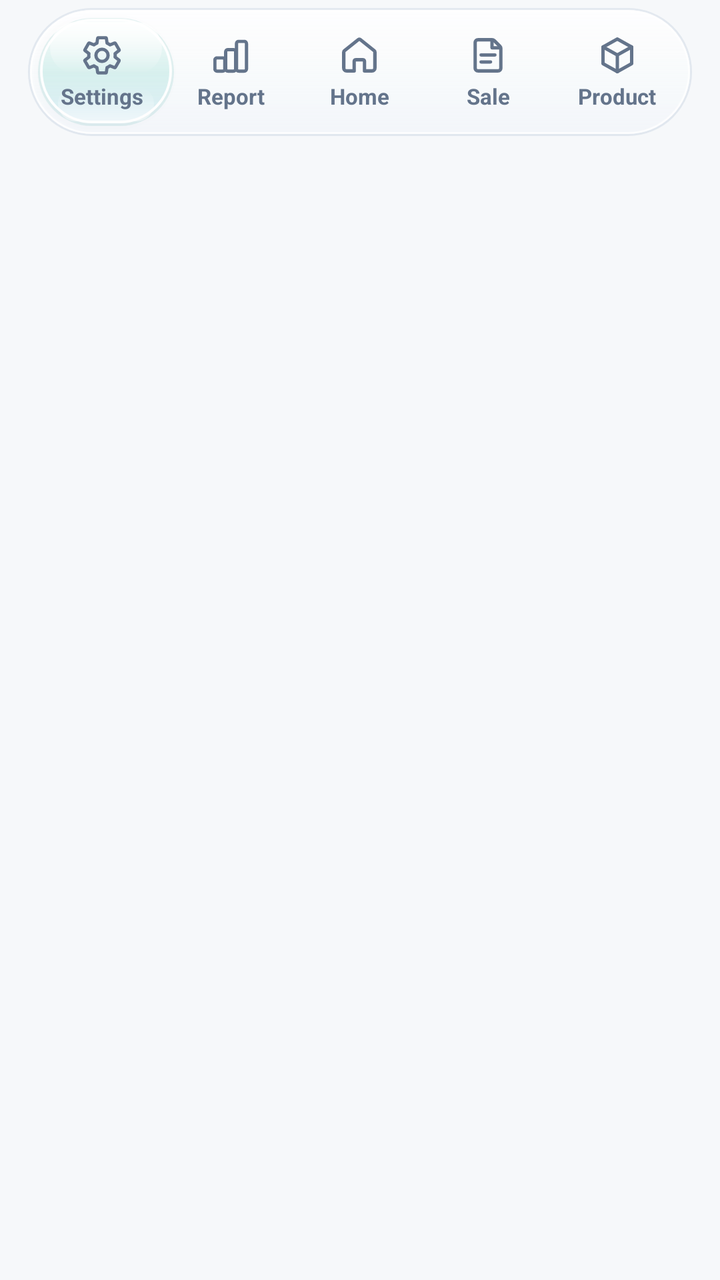
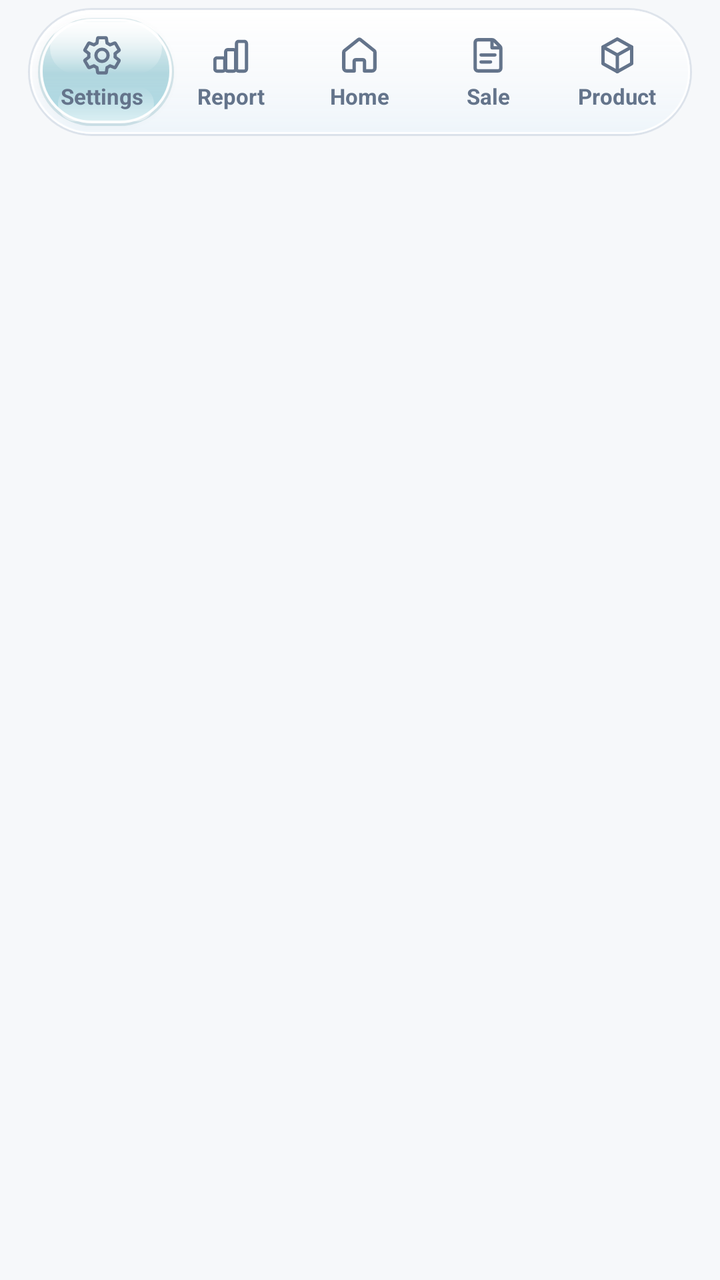

Two renders of the same Android screen: before a commit and after it. Below are the layout's source before the change and the commit's diff.
<!-- AndroidManifest.xml: application theme Theme.InFlowPremium -->
<!-- res/layout/view_bottom_nav.xml -->
<?xml version="1.0" encoding="utf-8"?>
<FrameLayout xmlns:android="http://schemas.android.com/apk/res/android"
    xmlns:app="http://schemas.android.com/apk/res-auto"
    android:layout_width="match_parent"
    android:layout_height="wrap_content"
    android:layout_gravity="bottom"
    android:background="@android:color/transparent"
    android:clipChildren="false"
    android:clipToPadding="false"
    android:paddingHorizontal="14dp"
    android:paddingTop="4dp"
    android:paddingBottom="12dp">

    
    <FrameLayout
        android:id="@+id/navCapsulePill"
        android:layout_width="match_parent"
        android:layout_height="64dp"
        android:layout_gravity="center_horizontal"
        android:background="@drawable/bg_nav_capsule"
        android:clipChildren="false"
        android:clipToPadding="false"
        android:elevation="12dp"
        android:padding="5dp">

        
        <View
            android:id="@+id/navGlassPill"
            android:layout_width="68dp"
            android:layout_height="match_parent"
            android:layout_gravity="start|center_vertical"
            android:background="@drawable/bg_nav_liquid_glass"
            android:elevation="2dp" />

        <LinearLayout
            android:id="@+id/navTabsRow"
            android:layout_width="match_parent"
            android:layout_height="match_parent"
            android:baselineAligned="false"
            android:elevation="4dp"
            android:gravity="center_vertical"
            android:orientation="horizontal">

            
            <LinearLayout
                android:id="@+id/navTabSettings"
                android:layout_width="0dp"
                android:layout_height="match_parent"
                android:layout_weight="1"
                android:clickable="true"
                android:focusable="true"
                android:gravity="center"
                android:orientation="vertical">

                <ImageView
                    android:id="@+id/ivNavSettings"
                    android:layout_width="22dp"
                    android:layout_height="22dp"
                    android:contentDescription="Settings"
                    android:src="@drawable/ic_nav_settings_outline"
                    app:tint="@color/nav_inactive_tint" />

                <TextView
                    android:id="@+id/tvNavSettings"
                    android:layout_width="wrap_content"
                    android:layout_height="wrap_content"
                    android:layout_marginTop="2dp"
                    android:text="Settings"
                    android:textColor="@color/nav_inactive_tint"
                    android:textSize="11sp"
                    android:textStyle="bold" />
            </LinearLayout>

            
            <LinearLayout
                android:id="@+id/navTabReport"
                android:layout_width="0dp"
                android:layout_height="match_parent"
                android:layout_weight="1"
                android:clickable="true"
                android:focusable="true"
                android:gravity="center"
                android:orientation="vertical">

                <ImageView
                    android:id="@+id/ivNavReport"
                    android:layout_width="22dp"
                    android:layout_height="22dp"
                    android:contentDescription="Report"
                    android:src="@drawable/ic_nav_report_outline"
                    app:tint="@color/nav_inactive_tint" />

                <TextView
                    android:id="@+id/tvNavReport"
                    android:layout_width="wrap_content"
                    android:layout_height="wrap_content"
                    android:layout_marginTop="2dp"
                    android:text="Report"
                    android:textColor="@color/nav_inactive_tint"
                    android:textSize="11sp"
                    android:textStyle="bold" />
            </LinearLayout>

            
            <LinearLayout
                android:id="@+id/navTabHome"
                android:layout_width="0dp"
                android:layout_height="match_parent"
                android:layout_weight="1"
                android:clickable="true"
                android:focusable="true"
                android:gravity="center"
                android:orientation="vertical">

                <ImageView
                    android:id="@+id/ivNavHome"
                    android:layout_width="22dp"
                    android:layout_height="22dp"
                    android:contentDescription="Home"
                    android:src="@drawable/ic_nav_home_outline"
                    app:tint="@color/nav_inactive_tint" />

                <TextView
                    android:id="@+id/tvNavHome"
                    android:layout_width="wrap_content"
                    android:layout_height="wrap_content"
                    android:layout_marginTop="2dp"
                    android:text="Home"
                    android:textColor="@color/nav_inactive_tint"
                    android:textSize="11sp"
                    android:textStyle="bold" />
            </LinearLayout>

            
            <LinearLayout
                android:id="@+id/navTabSo"
                android:layout_width="0dp"
                android:layout_height="match_parent"
                android:layout_weight="1"
                android:clickable="true"
                android:focusable="true"
                android:gravity="center"
                android:orientation="vertical">

                <ImageView
                    android:id="@+id/ivNavSo"
                    android:layout_width="22dp"
                    android:layout_height="22dp"
                    android:contentDescription="Sales Orders"
                    android:src="@drawable/ic_nav_so_outline"
                    app:tint="@color/nav_inactive_tint" />

                <TextView
                    android:id="@+id/tvNavSo"
                    android:layout_width="wrap_content"
                    android:layout_height="wrap_content"
                    android:layout_marginTop="2dp"
                    android:text="Sale"
                    android:textColor="@color/nav_inactive_tint"
                    android:textSize="11sp"
                    android:textStyle="bold" />
            </LinearLayout>

            
            <LinearLayout
                android:id="@+id/navTabProduct"
                android:layout_width="0dp"
                android:layout_height="match_parent"
                android:layout_weight="1"
                android:clickable="true"
                android:focusable="true"
                android:gravity="center"
                android:orientation="vertical">

                <ImageView
                    android:id="@+id/ivNavProduct"
                    android:layout_width="22dp"
                    android:layout_height="22dp"
                    android:contentDescription="Product"
                    android:src="@drawable/ic_nav_product_outline"
                    app:tint="@color/nav_inactive_tint" />

                <TextView
                    android:id="@+id/tvNavProduct"
                    android:layout_width="wrap_content"
                    android:layout_height="wrap_content"
                    android:layout_marginTop="2dp"
                    android:text="Product"
                    android:textColor="@color/nav_inactive_tint"
                    android:textSize="11sp"
                    android:textStyle="bold" />
            </LinearLayout>

        </LinearLayout>
    </FrameLayout>
</FrameLayout>
<!-- resources referenced by this layout -->
<resources>
  <!-- drawable bg_nav_capsule (drawable) -->
  <?xml version="1.0" encoding="utf-8"?>
  <layer-list xmlns:android="http://schemas.android.com/apk/res/android">
      
      <item>
          <shape android:shape="rectangle">
              <gradient
                  android:angle="270"
                  android:endColor="#B8F1F5F9"
                  android:startColor="#D8FFFFFF" />
              <stroke
                  android:width="1dp"
                  android:color="#78CBD5E1" />
              <corners android:radius="999dp" />
          </shape>
      </item>
      
      <item
          android:bottom="1dp"
          android:left="1dp"
          android:right="1dp"
          android:top="1dp">
          <shape android:shape="rectangle">
              <solid android:color="@android:color/transparent" />
              <stroke
                  android:width="1dp"
                  android:color="#CCFFFFFF" />
              <corners android:radius="999dp" />
          </shape>
      </item>
  </layer-list>
  <!-- drawable bg_nav_liquid_glass (drawable) -->
  <?xml version="1.0" encoding="utf-8"?>
  <layer-list xmlns:android="http://schemas.android.com/apk/res/android">
      
      <item>
          <shape android:shape="rectangle">
              <solid android:color="#1A0D9488" />
              <corners android:radius="999dp" />
          </shape>
      </item>
      
      <item
          android:bottom="1.5dp"
          android:left="1dp"
          android:right="1dp"
          android:top="0.5dp">
          <shape android:shape="rectangle">
              <gradient
                  android:angle="270"
                  android:centerColor="#46CCFBF1"
                  android:centerY="0.52"
                  android:endColor="#88E0F2FE"
                  android:startColor="#B8FFFFFF" />
              <stroke
                  android:width="1.2dp"
                  android:color="#F0FFFFFF" />
              <corners android:radius="999dp" />
          </shape>
      </item>
      
      <item
          android:bottom="26dp"
          android:left="6dp"
          android:right="6dp"
          android:top="2dp">
          <shape android:shape="rectangle">
              <gradient
                  android:angle="270"
                  android:endColor="#00FFFFFF"
                  android:startColor="#DDFFFFFF" />
              <corners android:radius="999dp" />
          </shape>
      </item>
      
      <item
          android:bottom="2.5dp"
          android:left="10dp"
          android:right="10dp"
          android:top="34dp">
          <shape android:shape="rectangle">
              <gradient
                  android:angle="270"
                  android:endColor="#80FFFFFF"
                  android:startColor="#00FFFFFF" />
              <corners android:radius="999dp" />
          </shape>
      </item>
  </layer-list>
  <style name="ThemeOverlay.InFlow.LiquidGlassDialog" parent="ThemeOverlay.Material3.MaterialAlertDialog">
          <item name="colorSurface">@color/glass_dialog_bg</item>
          <item name="colorSurfaceContainerHigh">@color/glass_dialog_bg</item>
          <item name="colorOnSurface">@color/text_primary</item>
          <item name="colorOnSurfaceVariant">@color/text_secondary</item>
          <item name="colorPrimary">@color/primary</item>
          <item name="shapeAppearanceOverlay">@style/ShapeAppearance.InFlow.LiquidGlassDialog</item>
          <item name="materialAlertDialogTitleTextStyle">@style/TextAppearance.InFlow.DialogTitle</item>
          <item name="materialAlertDialogBodyTextStyle">@style/TextAppearance.InFlow.DialogBody</item>
          <item name="buttonBarPositiveButtonStyle">@style/Widget.InFlow.DialogPositiveButton</item>
          <item name="buttonBarNegativeButtonStyle">@style/Widget.InFlow.DialogNegativeButton</item>
          <item name="buttonBarNeutralButtonStyle">@style/Widget.InFlow.DialogNeutralButton</item>
          <item name="android:backgroundDimEnabled">true</item>
          <item name="android:backgroundDimAmount">0.28</item>
          <item name="android:windowBlurBehindEnabled" tools:targetApi="s">true</item>
          <item name="android:windowBlurBehindRadius" tools:targetApi="s">22dp</item>
          <item name="android:windowBackgroundBlurRadius" tools:targetApi="s">28dp</item>
      </style>
  <!-- unchanged entries left out for length: 27 -->
</resources>

<!-- the commit's change to res/layout/view_bottom_nav.xml (unified diff, before → after) -->
@@ -20,26 +20,41 @@
         android:background="@drawable/bg_nav_capsule"
         android:clipChildren="false"
         android:clipToPadding="false"
-        android:elevation="12dp"
-        android:padding="5dp">
+        android:elevation="12dp">
 
         
         <View
-            android:id="@+id/navGlassPill"
-            android:layout_width="68dp"
-            android:layout_height="match_parent"
-            android:layout_gravity="start|center_vertical"
-            android:background="@drawable/bg_nav_liquid_glass"
-            android:elevation="2dp" />
-
-        <LinearLayout
-            android:id="@+id/navTabsRow"
+            android:id="@+id/navBlurBackdrop"
             android:layout_width="match_parent"
             android:layout_height="match_parent"
-            android:baselineAligned="false"
-            android:elevation="4dp"
-            android:gravity="center_vertical"
-            android:orientation="horizontal">
+            android:layout_margin="1dp"
+            android:clickable="false"
+            android:focusable="false" />
+
+        <FrameLayout
+            android:layout_width="match_parent"
+            android:layout_height="match_parent"
+            android:clipChildren="false"
+            android:clipToPadding="false"
+            android:padding="5dp">
+
+            
+            <View
+                android:id="@+id/navGlassPill"
+                android:layout_width="68dp"
+                android:layout_height="match_parent"
+                android:layout_gravity="start|center_vertical"
+                android:background="@drawable/bg_nav_liquid_glass"
+                android:elevation="2dp" />
+
+            <LinearLayout
+                android:id="@+id/navTabsRow"
+                android:layout_width="match_parent"
+                android:layout_height="match_parent"
+                android:baselineAligned="false"
+                android:elevation="4dp"
+                android:gravity="center_vertical"
+                android:orientation="horizontal">
 
             
             <LinearLayout
@@ -191,6 +206,7 @@
                     android:textStyle="bold" />
             </LinearLayout>
 
-        </LinearLayout>
+            </LinearLayout>
+        </FrameLayout>
     </FrameLayout>
 </FrameLayout>
<!-- resource entries referenced after the edit -->
@@ -8,11 +8,12 @@
           <shape android:shape="rectangle">
               <gradient
                   android:angle="270"
-                  android:endColor="#B8F1F5F9"
-                  android:startColor="#D8FFFFFF" />
+                  android:centerColor="#EAF8FAFC"
+                  android:endColor="#E4EDF4FA"
+                  android:startColor="#F2FFFFFF" />
               <stroke
                   android:width="1dp"
-                  android:color="#78CBD5E1" />
+                  android:color="#94CBD5E1" />
               <corners android:radius="999dp" />
           </shape>
       </item>
@@ -26,7 +27,7 @@
               <solid android:color="@android:color/transparent" />
               <stroke
                   android:width="1dp"
-                  android:color="#CCFFFFFF" />
+                  android:color="#E6FFFFFF" />
               <corners android:radius="999dp" />
           </shape>
       </item>
@@ -37,7 +38,7 @@
       
       <item>
           <shape android:shape="rectangle">
-              <solid android:color="#1A0D9488" />
+              <solid android:color="#260A6E80" />
               <corners android:radius="999dp" />
           </shape>
       </item>
@@ -50,10 +51,10 @@
           <shape android:shape="rectangle">
               <gradient
                   android:angle="270"
-                  android:centerColor="#46CCFBF1"
+                  android:centerColor="#4668C4D4"
                   android:centerY="0.52"
-                  android:endColor="#88E0F2FE"
-                  android:startColor="#B8FFFFFF" />
+                  android:endColor="#809ADCE8"
+                  android:startColor="#BAFFFFFF" />
               <stroke
                   android:width="1.2dp"
                   android:color="#F0FFFFFF" />
@@ -83,7 +84,7 @@
           <shape android:shape="rectangle">
               <gradient
                   android:angle="270"
-                  android:endColor="#80FFFFFF"
+                  android:endColor="#88FFFFFF"
                   android:startColor="#00FFFFFF" />
               <corners android:radius="999dp" />
           </shape>
@@ -95,6 +96,7 @@
           <item name="colorOnSurface">@color/text_primary</item>
           <item name="colorOnSurfaceVariant">@color/text_secondary</item>
           <item name="colorPrimary">@color/primary</item>
+          <item name="alertDialogStyle">@style/MaterialAlertDialog.InFlow.BottomSheet</item>
           <item name="shapeAppearanceOverlay">@style/ShapeAppearance.InFlow.LiquidGlassDialog</item>
           <item name="materialAlertDialogTitleTextStyle">@style/TextAppearance.InFlow.DialogTitle</item>
           <item name="materialAlertDialogBodyTextStyle">@style/TextAppearance.InFlow.DialogBody</item>
@@ -107,6 +109,12 @@
           <item name="android:windowBlurBehindRadius" tools:targetApi="s">22dp</item>
           <item name="android:windowBackgroundBlurRadius" tools:targetApi="s">28dp</item>
       </style>
+  <style name="MaterialAlertDialog.InFlow.BottomSheet" parent="MaterialAlertDialog.Material3">
+          <item name="backgroundInsetStart">0dp</item>
+          <item name="backgroundInsetEnd">0dp</item>
+          <item name="backgroundInsetTop">0dp</item>
+          <item name="backgroundInsetBottom">0dp</item>
+      </style>
   <!-- unchanged entries left out for length: 27 -->
 </resources>
 
